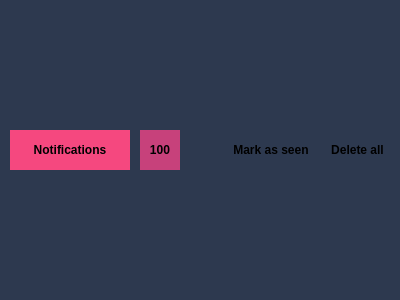
Qt form UI/Notifications/__init__.ui (tansa25/project) before a commit.
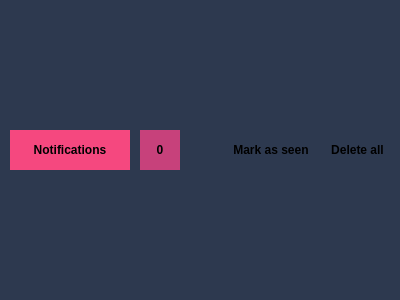
The same form after that commit.

Diff of the .ui file:
```diff
--- a/UI/Notifications/__init__.ui
+++ b/UI/Notifications/__init__.ui
@@ -336,7 +336,7 @@
         </size>
        </property>
        <property name="text">
-        <string>100</string>
+        <string>0</string>
        </property>
        <property name="alignment">
         <set>Qt::AlignCenter</set>
```
